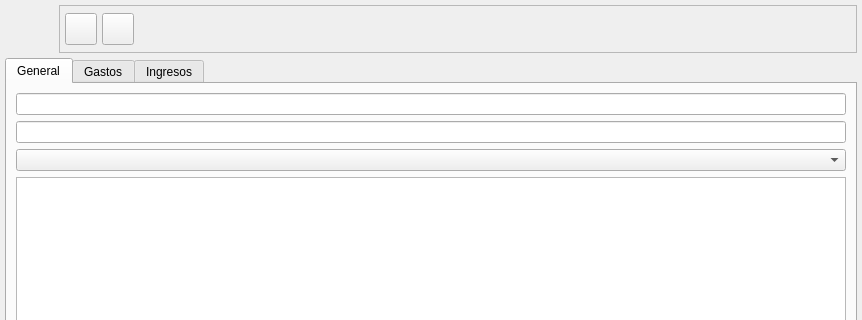
Above: bulmages/bulmacont/plugins/pluginproyectos/proyectobase.ui from eboladev/Bulmages-1 before the change; both pictures show x 0 to 862 and y 0 to 320 of the 862 by 542 pixel window. Below: the same form after it.
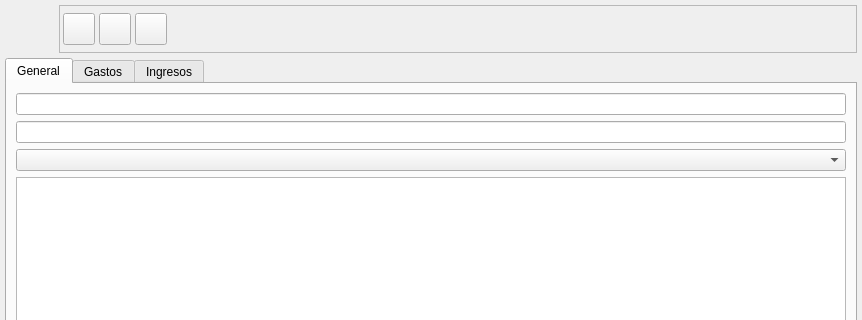
That is the form after the change. Icons and pictures are not drawn. Custom widgets are drawn as their Qt base class.

```diff
--- a/bulmages/bulmacont/plugins/pluginproyectos/proyectobase.ui
+++ b/bulmages/bulmacont/plugins/pluginproyectos/proyectobase.ui
@@ -83,20 +83,14 @@
         <enum>QFrame::Raised</enum>
        </property>
        <layout class="QHBoxLayout" >
-        <property name="spacing" >
-         <number>5</number>
-        </property>
-        <property name="leftMargin" >
-         <number>5</number>
-        </property>
         <property name="topMargin" >
-         <number>5</number>
+         <number>0</number>
         </property>
         <property name="rightMargin" >
-         <number>5</number>
+         <number>0</number>
         </property>
         <property name="bottomMargin" >
-         <number>5</number>
+         <number>0</number>
         </property>
         <item>
          <widget class="QToolButton" name="mui_guardar" >
@@ -159,7 +153,44 @@
            <string/>
           </property>
           <property name="icon" >
-           <iconset resource="../../../bulmages.qrc" >:Images/edit-delete.svg</iconset>
+           <iconset resource="../../../bulmages.qrc" >:/Images/edit-delete.svg</iconset>
+          </property>
+          <property name="iconSize" >
+           <size>
+            <width>32</width>
+            <height>32</height>
+           </size>
+          </property>
+          <property name="shortcut" >
+           <string>Ctrl+D</string>
+          </property>
+         </widget>
+        </item>
+        <item>
+         <widget class="QToolButton" name="mui_geninforme" >
+          <property name="minimumSize" >
+           <size>
+            <width>32</width>
+            <height>32</height>
+           </size>
+          </property>
+          <property name="maximumSize" >
+           <size>
+            <width>32</width>
+            <height>32</height>
+           </size>
+          </property>
+          <property name="toolTip" >
+           <string>Borrar proyecto</string>
+          </property>
+          <property name="whatsThis" >
+           <string>Borrar proyecto</string>
+          </property>
+          <property name="text" >
+           <string/>
+          </property>
+          <property name="icon" >
+           <iconset resource="../../../bulmages.qrc" >:/Images/document-print.svg</iconset>
           </property>
           <property name="iconSize" >
            <size>
@@ -182,7 +213,7 @@
           </property>
           <property name="sizeHint" >
            <size>
-            <width>41</width>
+            <width>621</width>
             <height>34</height>
            </size>
           </property>
```
